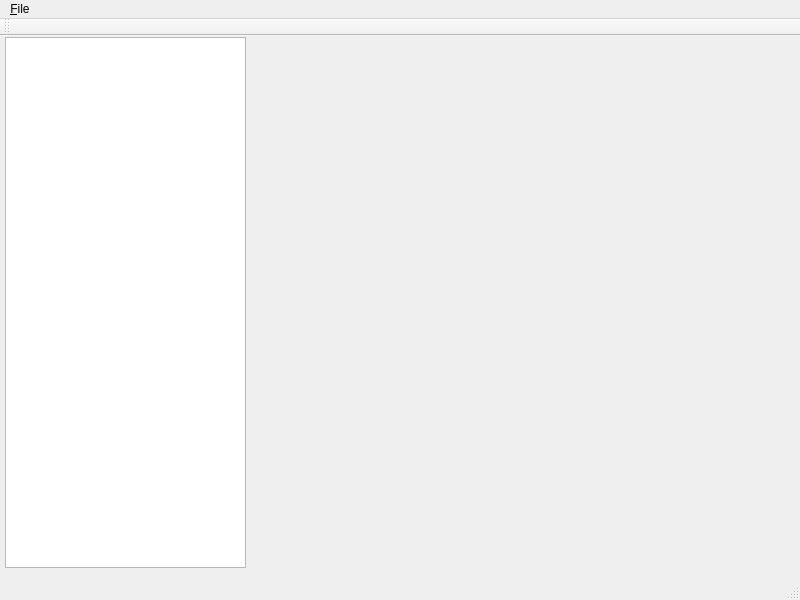
Above: src/mainwindow.ui from GilesBathgate/RapCAD before the change. Below: the same form after it.
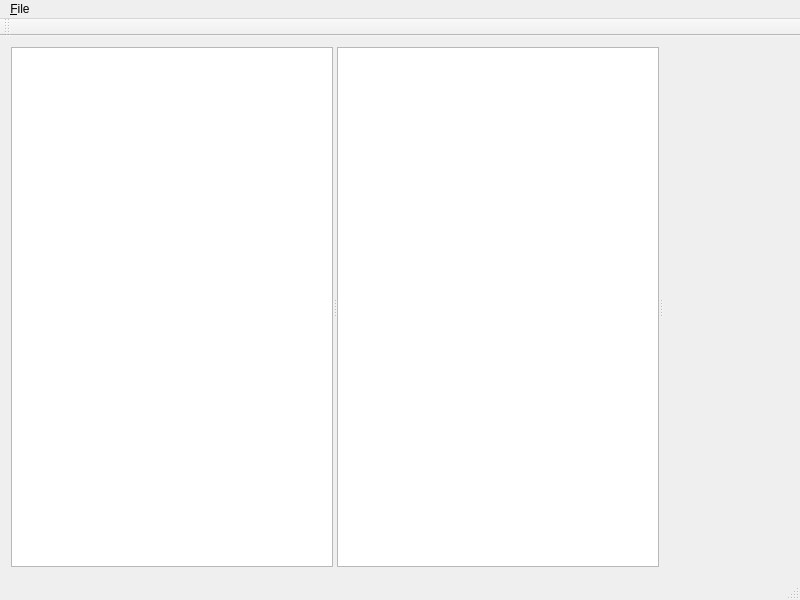
That is the form after the change.

Commit message: Added text view and QWidget to host GL View to layout.

The edit to the form file:
```diff
--- a/src/mainwindow.ui
+++ b/src/mainwindow.ui
@@ -14,16 +14,18 @@
    <string>RapCAD</string>
   </property>
   <widget class="QWidget" name="centralWidget">
-   <widget class="QTreeView" name="treeView">
-    <property name="geometry">
-     <rect>
-      <x>5</x>
-      <y>1</y>
-      <width>241</width>
-      <height>531</height>
-     </rect>
-    </property>
-   </widget>
+   <layout class="QHBoxLayout" name="horizontalLayout">
+    <item>
+     <widget class="QSplitter" name="splitter">
+      <property name="orientation">
+       <enum>Qt::Horizontal</enum>
+      </property>
+      <widget class="QTreeView" name="treeView"/>
+      <widget class="QTextEdit" name="textEdit"/>
+      <widget class="QWidget" name="widget" native="true"/>
+     </widget>
+    </item>
+   </layout>
   </widget>
   <widget class="QMenuBar" name="menuBar">
    <property name="geometry">
```
The commit also changes 1 other file.
